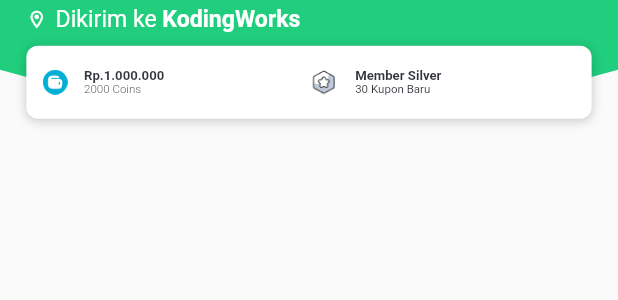
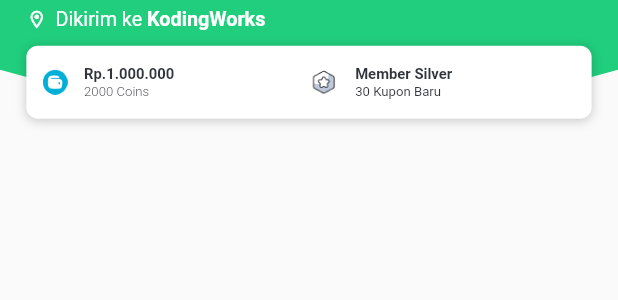
Before and after one commit to azarafath/Flutter-Tokopedia-Clone, a Flutter app: the HomeHeader widget shown alone on an empty page, opened directly, on a phone screen of 412 x 824 dp. Shown: the top 300 px of the screen. Run offline on Flutter 3.47's test engine with Material 2 defaults, Android fonts, the phone set to English and light mode, and no system bars; our stand-ins replace carousel_slider, google_fonts, shimmer; missing offline and left inert: curved_animation_controller, float_bubble; statements that could not run were skipped.

Commit message:
update icon_launcher

```diff
--- a/lib/ui/widgets/home_header_widget.dart
+++ b/lib/ui/widgets/home_header_widget.dart
@@ -36,7 +36,7 @@ class HomeHeader extends StatelessWidget {
                   text: TextSpan(
                     text: 'Dikirim ke',
                     style: kPrimaryTextStyle.copyWith(
-                      fontSize: getProportionateScreenWidth(14),
+                      fontSize: getProportionateScreenWidth(12),
                       fontWeight: kNormalFontWeight,
                       color: kWhiteColor,
                     ),
@@ -44,7 +44,7 @@ class HomeHeader extends StatelessWidget {
                       TextSpan(
                         text: ' KodingWorks',
                         style: kPrimaryTextStyle.copyWith(
-                          fontSize: getProportionateScreenWidth(14),
+                          fontSize: getProportionateScreenWidth(12),
                           fontWeight: kBoldFontWeight,
                           color: kWhiteColor,
                         ),
@@ -95,14 +95,14 @@ class HomeHeader extends StatelessWidget {
                           'Rp.1.000.000',
                           style: kPrimaryTextStyle.copyWith(
                             fontWeight: FontWeight.w600,
-                            fontSize: getProportionateScreenWidth(8),
+                            fontSize: getProportionateScreenWidth(9),
                           ),
                         ),
                         Text(
                           '2000 Coins',
                           style: kPrimaryTextStyle.copyWith(
                               fontWeight: kLightFontWeight,
-                              fontSize: getProportionateScreenWidth(7)),
+                              fontSize: getProportionateScreenWidth(8)),
                         ),
                       ],
                     )
@@ -126,14 +126,14 @@ class HomeHeader extends StatelessWidget {
                           'Member Silver',
                           style: kPrimaryTextStyle.copyWith(
                             fontWeight: FontWeight.w600,
-                            fontSize: getProportionateScreenWidth(8),
+                            fontSize: getProportionateScreenWidth(9),
                           ),
                         ),
                         Text(
                           '30 Kupon Baru',
                           style: kPrimaryTextStyle.copyWith(
                               fontWeight: kNormalFontWeight,
-                              fontSize: getProportionateScreenWidth(7)),
+                              fontSize: getProportionateScreenWidth(8)),
                         ),
                       ],
                     )
```
Also changed, not shown: assets/icon_launcher.png, 20 other files.
